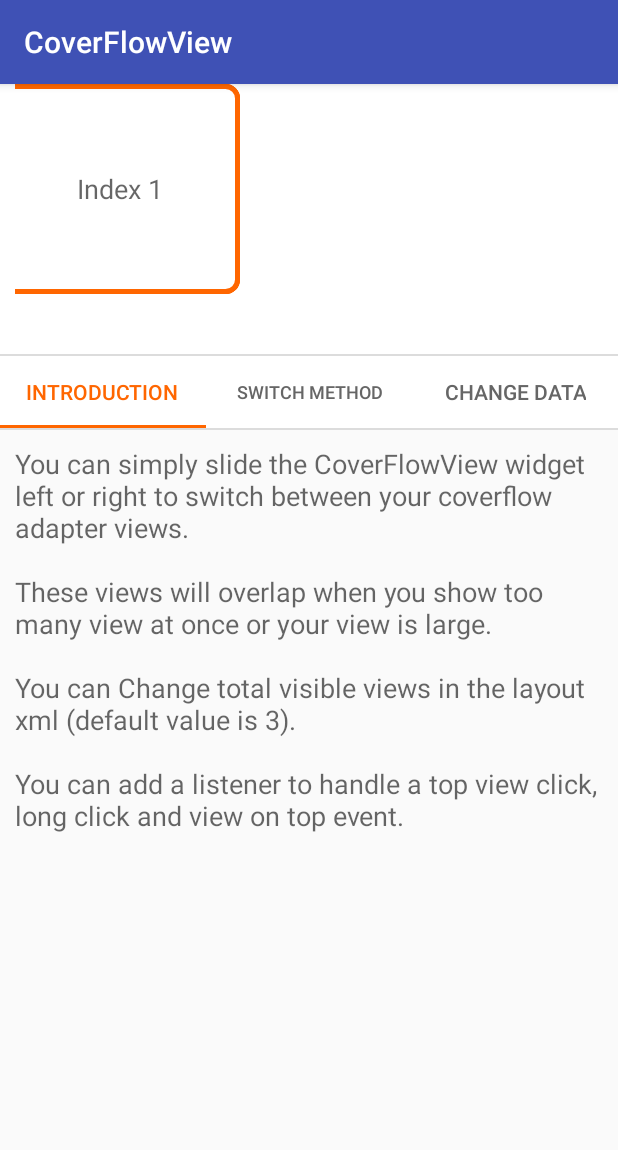
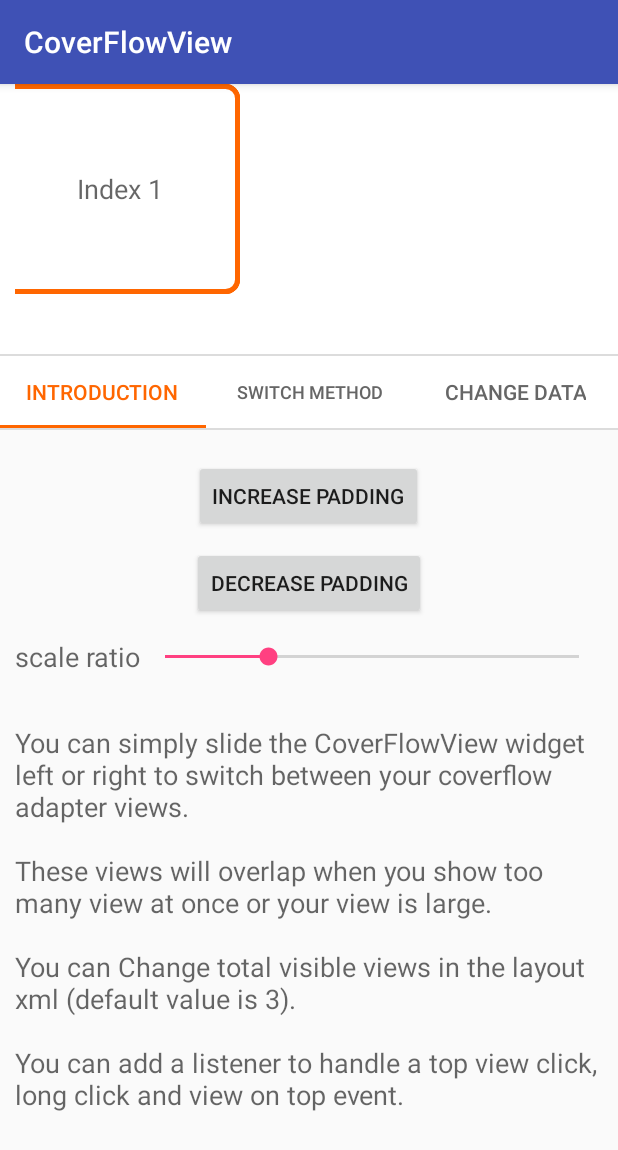
Before and after one commit to missmess/CoverFlowView, an Android app: the screen it shows after launch (MainActivity), on a phone screen of 412 x 824 dp. Shown: the top 1150 px of the screen. Run offline under Robolectric (Android 15) with nearby library versions, the phone set to English and light mode, and no system bars; libraries missing offline, so code that uses them is left out: com.nineoldandroids.animation, com.nineoldandroids.view; 9 statements that could not run were skipped.

Commit message:
1、新增属性控制滑动时的item的缩放比例 2、新增滑动比例demo

```diff
--- a/coverflowview/src/main/java/com/missmess/coverflowview/CoverFlowView.java
+++ b/coverflowview/src/main/java/com/missmess/coverflowview/CoverFlowView.java
@@ -38,7 +38,7 @@ import java.util.ArrayList;
  *     最中间的view的index order最大，越往两边index order越小。</li>
  *     <li>CoverFlowView发生任何移动时{@link #mOffset}都会改变，代表偏移量（浮点数）。滑动停止时，
  *     {@link #mOffset}=index</li>
- *     <li>每当滑动到两个view之间的一半时，将会移除一个边界view（往左滑移除右边界）和获取一个新的
+ *     <li>每当滑动到两个view之间的一半(offset值为0.5)时，将会移除一个边界view（往左滑移除右边界）和获取一个新的
  *     显示view，并且调整view的index order以保持正确的层叠效果，参见{@link #onLayout(boolean, int, int, int, int)}</li>
  * </ol>
  * </p>
@@ -95,10 +95,15 @@ public class CoverFlowView extends RelativeLayout {
 
 
     // 基础alphaֵ
-    private final int ALPHA_DATUM = 76;
+    private static final int ALPHA_DATUM = 76;
+    // 临界view alpha
     private int STANDARD_ALPHA;
-    // 基础缩放值
-//    private static final float CARD_SCALE = 0.15f;
+
+    // 临界view的scale比例，因为是反向取值，所以这个值越大，临界view会越小
+    private float mEdgeScale;
+    private static final float MIN_SCALE = 0f;
+    private static final float MAX_SCALE = 0.8f;
+    private static final float DEFAULT_SCALE = 0.25f;
 
     private static float MOVE_POS_MULTIPLE = 3.0f;
     private static final int TOUCH_MINIMUM_MOVE = 5;
@@ -153,6 +158,13 @@ public class CoverFlowView extends RelativeLayout {
 //                R.styleable.CoverFlowView_reflectionGap, 0);
 
         mLoopMode = a.getBoolean(R.styleable.CoverFlowView_loopMode, true);
+
+        float scaleRatio = a.getFraction(R.styleable.CoverFlowView_scaleRatio, 1, 1, -1f);
+        if (scaleRatio == -1) {
+            mEdgeScale = DEFAULT_SCALE;
+        } else {
+            mEdgeScale = (MAX_SCALE - MIN_SCALE) * scaleRatio + MIN_SCALE;
+        }
 
         mGravity = CoverFlowGravity.values()[a.getInt(
                 R.styleable.CoverFlowView_coverflowGravity,
@@ -494,7 +506,7 @@ public class CoverFlowView extends RelativeLayout {
         child.layout(0, 0, child.getMeasuredWidth(), child.getMeasuredHeight());
 
         float scale;
-        scale = 1 - Math.abs(offset) * 0.25f;
+        scale = 1 - Math.abs(offset) * mEdgeScale;
 
 
         // 延x轴移动的距离应该根据center图片决定
@@ -972,6 +984,16 @@ public class CoverFlowView extends RelativeLayout {
 
     private boolean clickSwitchEnable = true;
 
+    public void setScaleRatio(float scaleRatio) {
+        if (scaleRatio > 1)
+            scaleRatio = 1;
+        if (scaleRatio < 0)
+            scaleRatio = 0;
+
+        mEdgeScale = (MAX_SCALE - MIN_SCALE) * scaleRatio + MIN_SCALE;
+        requestLayout();
+    }
+
     /**
      * 是否可以点击左右侧 来切换上下张
      */
--- a/coverflowview/src/main/res/values/attrs.xml
+++ b/coverflowview/src/main/res/values/attrs.xml
@@ -16,6 +16,7 @@
             <enum name="match_parent" value="0"/>
             <enum name="wrap_content" value="1"/>
         </attr>
+        <attr name="scaleRatio" format="fraction" />
     </declare-styleable>
 
 </resources>
--- a/sample/src/main/java/com/missmess/demo/adapter/MyVpAdapter.java
+++ b/sample/src/main/java/com/missmess/demo/adapter/MyVpAdapter.java
@@ -4,6 +4,7 @@ import android.support.v4.view.PagerAdapter;
 import android.view.View;
 import android.view.ViewGroup;
 import android.widget.CompoundButton;
+import android.widget.SeekBar;
 import android.widget.Switch;
 
 import com.missmess.coverflowview.CoverFlowView;
@@ -53,6 +54,23 @@ public class MyVpAdapter extends PagerAdapter {
         switch (position) {
             case 0:
                 content = View.inflate(container.getContext(), R.layout.vp_layout1, null);
+                SeekBar seekBar = (SeekBar) content.findViewById(R.id.seek_bar);
+                seekBar.setOnSeekBarChangeListener(new SeekBar.OnSeekBarChangeListener() {
+                    @Override
+                    public void onProgressChanged(SeekBar seekBar, int progress, boolean fromUser) {
+                        mCoverFlowView.setScaleRatio((float) progress / 100);
+                    }
+
+                    @Override
+                    public void onStartTrackingTouch(SeekBar seekBar) {
+
+                    }
+
+                    @Override
+                    public void onStopTrackingTouch(SeekBar seekBar) {
+
+                    }
+                });
                 break;
             case 1:
                 content = View.inflate(container.getContext(), R.layout.vp_layout2, null);
--- a/sample/src/main/res/layout/vp_layout1.xml
+++ b/sample/src/main/res/layout/vp_layout1.xml
@@ -11,9 +11,47 @@
         android:orientation="vertical"
         android:padding="10dp">
 
+        <Button
+            android:id="@+id/button"
+            android:layout_width="wrap_content"
+            android:layout_height="wrap_content"
+            android:layout_marginTop="10dp"
+            android:onClick="vp1Clicker"
+            android:text="increase padding"/>
+
+        <Button
+            android:id="@+id/button2"
+            android:layout_width="wrap_content"
+            android:layout_marginTop="10dp"
+            android:layout_height="wrap_content"
+            android:onClick="vp1Clicker"
+            android:text="decrease padding"/>
+
+        <LinearLayout
+            android:layout_width="match_parent"
+            android:layout_height="wrap_content"
+            android:layout_marginTop="10dp"
+            android:gravity="center"
+            android:orientation="horizontal">
+
+            <TextView
+                android:layout_width="wrap_content"
+                android:layout_height="wrap_content"
+                android:text="scale ratio"
+                android:textAppearance="?android:attr/textAppearanceMedium"/>
+
+            <SeekBar
+                android:id="@+id/seek_bar"
+                android:max="100"
+                android:progress="25"
+                android:layout_width="match_parent"
+                android:layout_height="30dp"/>
+        </LinearLayout>
+
         <TextView
             android:id="@+id/textView"
             android:layout_width="wrap_content"
+            android:layout_marginTop="30dp"
             android:layout_height="wrap_content"
             android:text="@string/tips1"
             android:textAppearance="?android:attr/textAppearanceMedium"/>
```
Also changed, not shown: sample/src/main/java/com/missmess/demo/MainActivity.java (+26 -0 lines).
